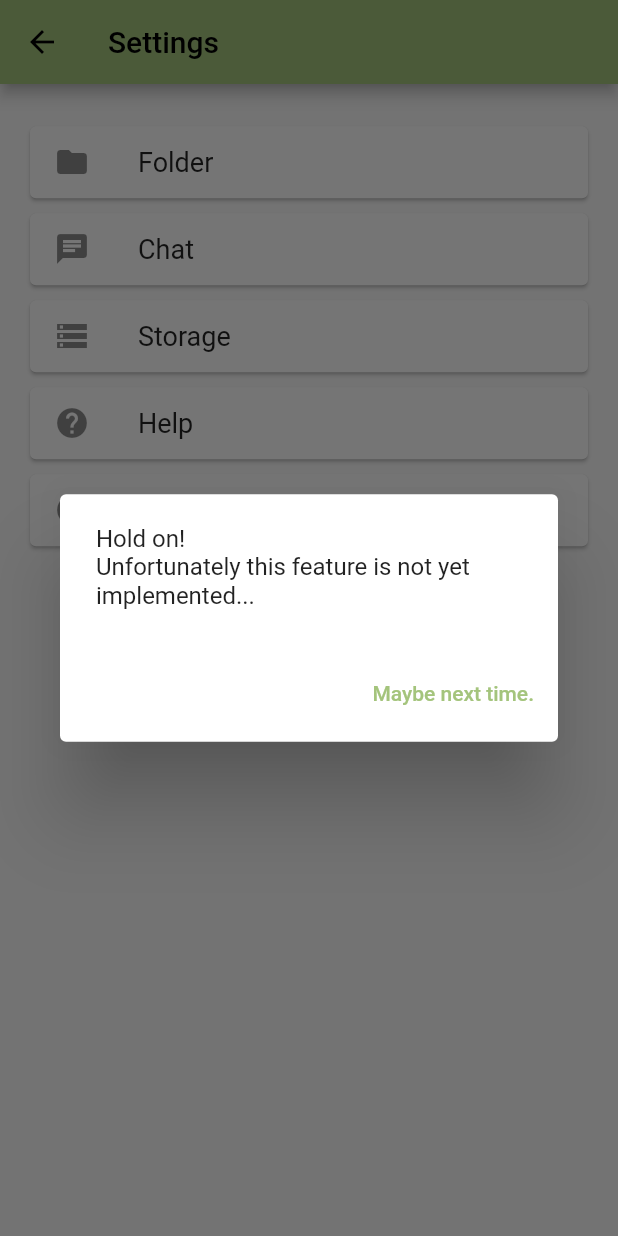
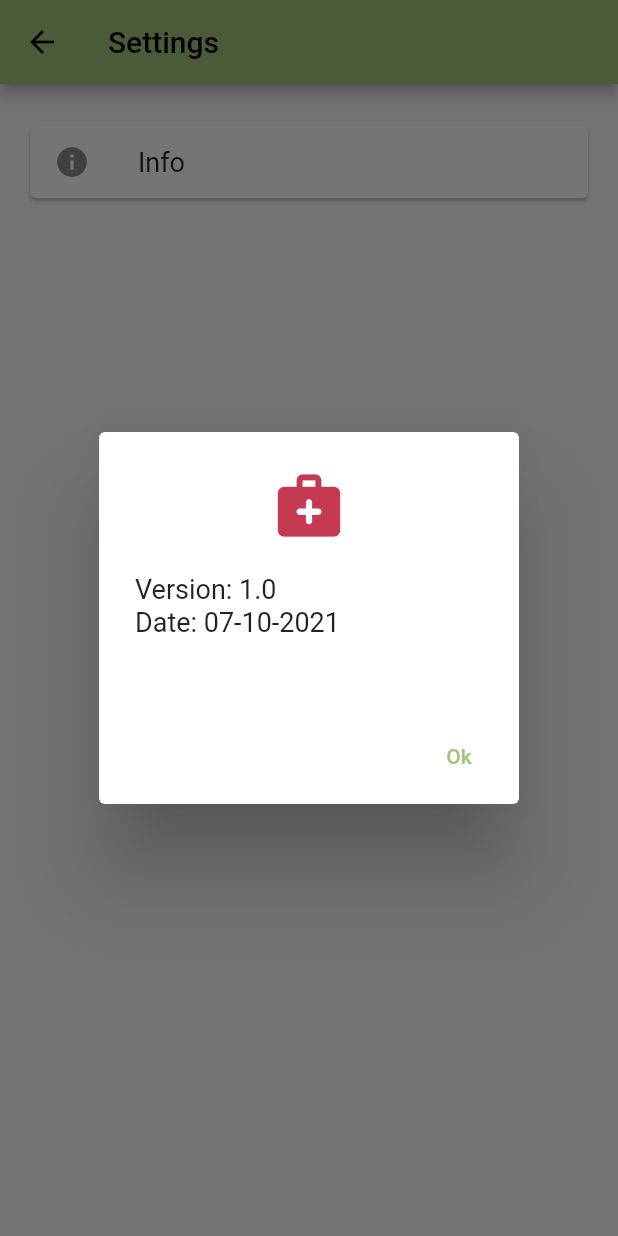
Before and after one commit to deniserezende/good_heart, a Flutter app: the SettingsPage screen opened by its route, after a tap on "Info", on a phone screen of 412 x 824 dp. Run offline on Flutter 3.47's test engine with Material 2 defaults, Android fonts, the phone set to English and light mode, and no system bars; project files that could hold a hidden picture were left out.

Commit message:
Remove the unused buttons on the settings page
* Only one button configured "info"

```diff
--- a/APP/good_heart/lib/settings_page.dart
+++ b/APP/good_heart/lib/settings_page.dart
@@ -1,7 +1,8 @@
 import 'package:flutter/material.dart';
+import 'package:good_heart/colors.dart';
 import 'package:good_heart/main.dart';
 import 'dart:io';
-import 'home_page.dart';
+import 'globals.dart' as globals;
 
 class SettingsPage extends StatefulWidget {
 
@@ -37,6 +38,24 @@ class _SettingsPageState extends State<SettingsPage> {
     });
   }
 
+  Future<void> infoDialog(BuildContext context) async {
+    return await showDialog(context: context,
+        builder: (context){
+          return AlertDialog(
+            title: Icon(Icons.medical_services_rounded, color: MyColors.red, size: 50.0,),
+            content: Text("Version: 1.0 \nDate: 07-10-2021\n", style: TextStyle(height: 1.2, fontSize: 18),),
+            actions: <Widget> [
+              TextButton(
+                  onPressed: (){
+                    Navigator.of(context).pop();
+                  },
+                  child: Text("Ok"),
+              )
+            ]
+          );
+    });
+  }
+
   @override
   Widget build(BuildContext context) {
     var screenSize = MediaQuery.of(context).size;
@@ -55,62 +74,61 @@ class _SettingsPageState extends State<SettingsPage> {
                 color: Colors.grey[50],
                 margin: EdgeInsets.only(left:20, right:20, top: 10),
               ),
-              Card(
-                child: ListTile(
-                  leading: Icon(Icons.folder),
-                  title: Text('Folder', style: TextStyle(fontSize: 18),),
-                  dense: true,
-                  onTap: () async {
-                    // Navigator.pushNamed(context, '/AQUI');
-                    await showAlertNotDeveloped(context);
-                  },
-                ),
-                margin: EdgeInsets.only(left:20, right:20, top: 10),
-              ),
-              Card(
-                child: ListTile(
-                  leading: Icon(Icons.chat),
-                  title: Text('Chat', style: TextStyle(fontSize: 18),),
-                  dense: true,
-                  onTap: () async {
-                    // Navigator.pushNamed(context, '/AQUI');
-                    await showAlertNotDeveloped(context);
-                  },
-                ),
-                margin: EdgeInsets.only(left:20, right:20, top: 10),
-              ),
-              Card(
-                child: ListTile(
-                  leading: Icon(Icons.storage),
-                  title: Text('Storage', style: TextStyle(fontSize: 18),),
-                  dense: true,
-                  onTap: () async {
-                    // Navigator.pushNamed(context, '/AQUI');
-                    await showAlertNotDeveloped(context);
-                  },
-                ),
-                margin: EdgeInsets.only(left:20, right:20, top: 10),
-              ),
-              Card(
-                child: ListTile(
-                  leading: Icon(Icons.help),
-                  title: Text('Help', style: TextStyle(fontSize: 18),),
-                  dense: true,
-                  onTap: () async {
-                    // Navigator.pushNamed(context, '/AQUI');
-                    await showAlertNotDeveloped(context);
-                  },
-                ),
-                margin: EdgeInsets.only(left:20, right:20, top: 10),
-              ),
+              // Card(
+              //   child: ListTile(
+              //     leading: Icon(Icons.folder),
+              //     title: Text('Folder', style: TextStyle(fontSize: 18),),
+              //     dense: true,
+              //     onTap: () async {
+              //       // Navigator.pushNamed(context, '/AQUI');
+              //       await showAlertNotDeveloped(context);
+              //     },
+              //   ),
+              //   margin: EdgeInsets.only(left:20, right:20, top: 10),
+              // ),
+              // Card(
+              //   child: ListTile(
+              //     leading: Icon(Icons.chat),
+              //     title: Text('Chat', style: TextStyle(fontSize: 18),),
+              //     dense: true,
+              //     onTap: () async {
+              //       // Navigator.pushNamed(context, '/AQUI');
+              //       await showAlertNotDeveloped(context);
+              //     },
+              //   ),
+              //   margin: EdgeInsets.only(left:20, right:20, top: 10),
+              // ),
+              // Card(
+              //   child: ListTile(
+              //     leading: Icon(Icons.storage),
+              //     title: Text('Storage', style: TextStyle(fontSize: 18),),
+              //     dense: true,
+              //     onTap: () async {
+              //       // Navigator.pushNamed(context, '/AQUI');
+              //       await showAlertNotDeveloped(context);
+              //     },
+              //   ),
+              //   margin: EdgeInsets.only(left:20, right:20, top: 10),
+              // ),
+              // Card(
+              //   child: ListTile(
+              //     leading: Icon(Icons.help),
+              //     title: Text('Help', style: TextStyle(fontSize: 18),),
+              //     dense: true,
+              //     onTap: () async {
+              //       // Navigator.pushNamed(context, '/AQUI');
+              //       await showAlertNotDeveloped(context);
+              //     },
+              //   ),
+              //   margin: EdgeInsets.only(left:20, right:20, top: 10),
+              // ),
               Card(
                 child: ListTile(
                   leading: Icon(Icons.info),
                   title: Text('Info', style: TextStyle(fontSize: 18),),
                   dense: true,
                   onTap: () async {
-                    // Navigator.pushNamed(context, '/AQUI');
-                    await showAlertNotDeveloped(context);
+                    await infoDialog(context);
                   },
                 ),
                 margin: EdgeInsets.only(left:20, right:20, top: 10),
@@ -121,79 +139,3 @@ class _SettingsPageState extends State<SettingsPage> {
     );
   }
 }
-
-//
-// import 'package:flutter/material.dart';
-//
-// class SettingsPage extends StatefulWidget {
-//   const SettingsPage({Key? key}) : super(key: key);
-//
-//   @override
-//   _SettingsPageState createState() => _SettingsPageState();
-// }
-//
-// class _SettingsPageState extends State<SettingsPage> {
-//   @override
-//   Widget build(BuildContext context) {
-//     var screenSize = MediaQuery.of(context).size;
-//     return Scaffold(
-//       appBar: AppBar(
-//         title: const Text('Settings'),
-//       ),
-//       body: SafeArea(
-//           child: Center(
-//               child: Padding(
-//                   padding: EdgeInsets.only(top: screenSize.height * 0.12),
-//                   child: Column(
-//                     children: <Widget>[
-//
-//                       ElevatedButton(
-//                           onPressed: (){
-//
-//                           },
-//                           child: Text('Setting 1')
-//                       ),
-//
-//                       ElevatedButton(
-//                           onPressed: (){
-//
-//                           },
-//                           child: Text('Setting 2')
-//                       ),
-//
-//                       ElevatedButton(
-//                           onPressed: (){
-//
-//                           },
-//                           child: Text('Setting 3')
-//                       ),
-//
-//                       ElevatedButton(
-//                           onPressed: (){
-//
-//                           },
-//                           child: Text('Setting 4')
-//                       ),
-//
-//                       ElevatedButton(
-//                           onPressed: (){
-//
-//                           },
-//                           child: Text('Setting 5')
-//                       ),
-//
-//                       ElevatedButton(
-//                           onPressed: (){
-//
-//                           },
-//                           child: Text('Setting 6')
-//                       )
-//
-//                     ],
-//                   )
-//               )
-//           )
-//       ),
-//     );
-//   }
-// }
```
